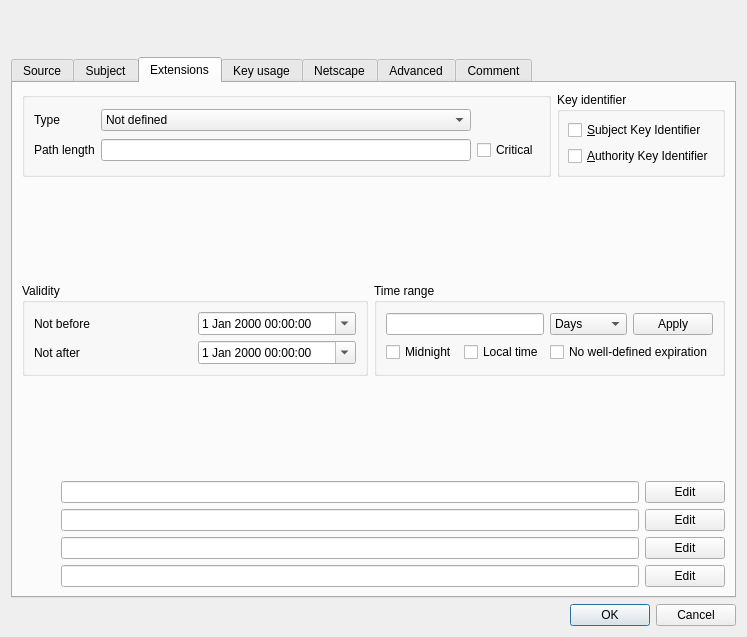
The window that ui/NewX509.ui (chris2511/xca) describes before a commit, drawn with Qt 5.
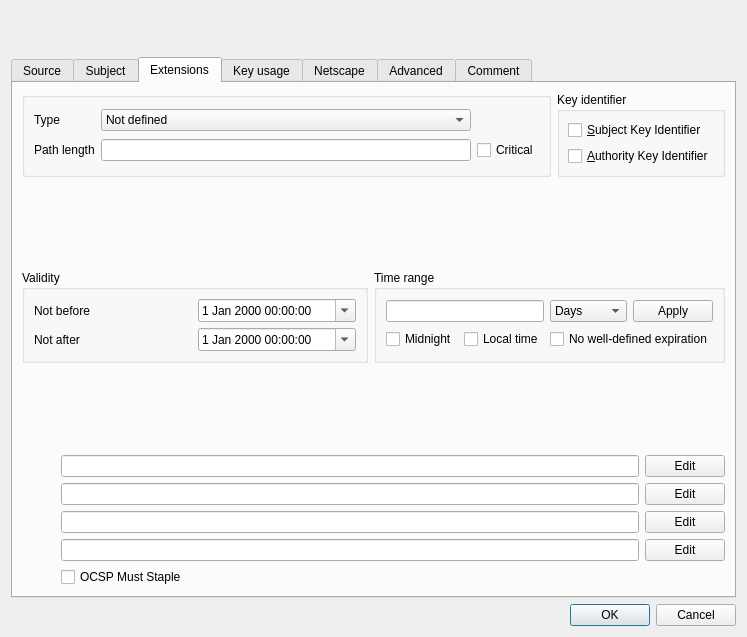
The same window after the commit. The open tabs and pages were chosen to show the change. Custom widgets are drawn as their Qt base class.

Commit message:
Close #72: Add checkbox for OCSP staple feature
Also support them in XCA template and transformation from
certificate and request.

```diff
--- a/ui/NewX509.ui
+++ b/ui/NewX509.ui
@@ -854,6 +854,13 @@
          <item row="2" column="0">
           <widget class="DoubleClickLabel" name="crldpLbl"/>
          </item>
+         <item row="4" column="2">
+          <widget class="QCheckBox" name="OCSPstaple">
+           <property name="text">
+            <string notr="true">OCSP Must Staple</string>
+           </property>
+          </widget>
+         </item>
         </layout>
        </item>
       </layout>
```
The commit also changes 6 other files.
